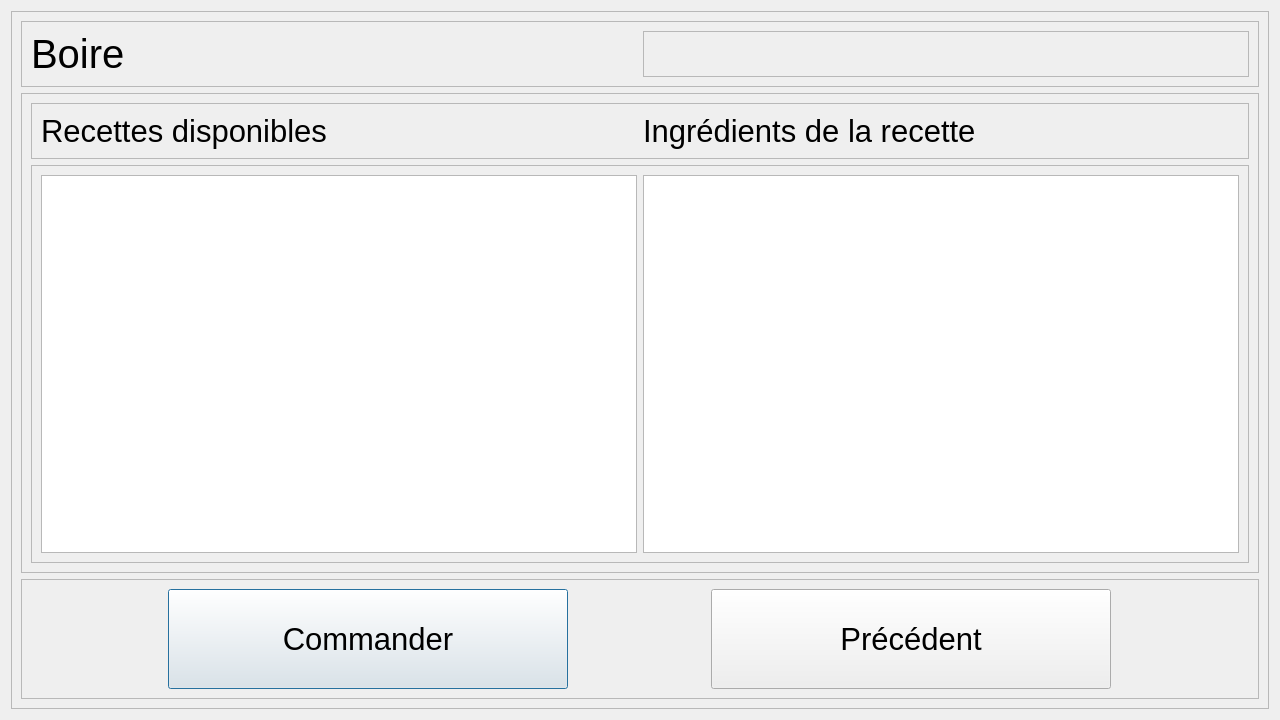
Above: Logiciel/pi_controller/HMI2/Boire.ui from emilerenaud/BartendUS-GROS4 before the change. Below: the same form after it.
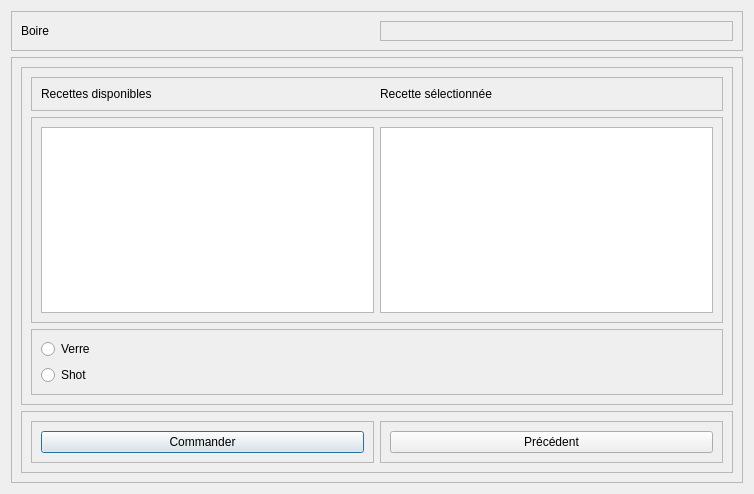
That is the form after the change.

```diff
--- a/Logiciel/pi_controller/HMI2/Boire.ui
+++ b/Logiciel/pi_controller/HMI2/Boire.ui
@@ -6,41 +6,20 @@
    <rect>
     <x>0</x>
     <y>0</y>
-    <width>1280</width>
-    <height>720</height>
+    <width>754</width>
+    <height>494</height>
    </rect>
   </property>
-  <property name="minimumSize">
-   <size>
-    <width>1280</width>
-    <height>720</height>
-   </size>
-  </property>
-  <property name="maximumSize">
-   <size>
-    <width>3000</width>
-    <height>3000</height>
-   </size>
-  </property>
   <property name="windowTitle">
    <string>Dialog</string>
   </property>
   <layout class="QVBoxLayout" name="verticalLayout">
    <item>
-    <widget class="QFrame" name="bas">
-     <property name="frameShape">
-      <enum>QFrame::StyledPanel</enum>
-     </property>
-     <property name="frameShadow">
-      <enum>QFrame::Raised</enum>
-     </property>
-     <layout class="QVBoxLayout" name="verticalLayout_2">
-      <item>
        <widget class="QFrame" name="haut">
         <property name="maximumSize">
          <size>
           <width>16777215</width>
-          <height>90</height>
+       <height>40</height>
          </size>
         </property>
         <property name="frameShape">
@@ -52,11 +31,6 @@
         <layout class="QHBoxLayout" name="horizontalLayout">
          <item>
           <widget class="QLabel" name="label">
-           <property name="font">
-            <font>
-             <pointsize>30</pointsize>
-            </font>
-           </property>
            <property name="text">
             <string>Boire</string>
            </property>
@@ -77,6 +51,15 @@
        </widget>
       </item>
       <item>
+    <widget class="QFrame" name="bas">
+     <property name="frameShape">
+      <enum>QFrame::StyledPanel</enum>
+     </property>
+     <property name="frameShadow">
+      <enum>QFrame::Raised</enum>
+     </property>
+     <layout class="QVBoxLayout" name="verticalLayout_2">
+      <item>
        <widget class="QFrame" name="haut_3">
         <property name="minimumSize">
          <size>
@@ -91,6 +74,32 @@
          <enum>QFrame::Raised</enum>
         </property>
         <layout class="QGridLayout" name="gridLayout_2">
+         <item row="3" column="0">
+          <widget class="QFrame" name="titre">
+           <property name="frameShape">
+            <enum>QFrame::StyledPanel</enum>
+           </property>
+           <property name="frameShadow">
+            <enum>QFrame::Raised</enum>
+           </property>
+           <layout class="QVBoxLayout" name="verticalLayout_7">
+            <item>
+             <widget class="QRadioButton" name="radioVerre">
+              <property name="text">
+               <string>Verre</string>
+              </property>
+             </widget>
+            </item>
+            <item>
+             <widget class="QRadioButton" name="radioShot">
+              <property name="text">
+               <string>Shot</string>
+              </property>
+             </widget>
+            </item>
+           </layout>
+          </widget>
+         </item>
          <item row="2" column="0">
           <widget class="QFrame" name="liste_deroulante">
            <property name="frameShape">
@@ -100,21 +109,6 @@
             <enum>QFrame::Raised</enum>
            </property>
            <layout class="QHBoxLayout" name="horizontalLayout_2">
-            <item>
-             <widget class="QListWidget" name="recettes_disponibles">
-              <property name="minimumSize">
-               <size>
-                <width>0</width>
-                <height>0</height>
-               </size>
-              </property>
-              <property name="font">
-               <font>
-                <pointsize>20</pointsize>
-               </font>
-              </property>
-             </widget>
-            </item>
             <item>
              <widget class="QListWidget" name="ingredients">
               <property name="minimumSize">
@@ -123,10 +117,15 @@
                 <height>0</height>
                </size>
               </property>
-              <property name="font">
-               <font>
-                <pointsize>20</pointsize>
-               </font>
+             </widget>
+            </item>
+            <item>
+             <widget class="QListWidget" name="recettes_disponibles">
+              <property name="minimumSize">
+               <size>
+                <width>0</width>
+                <height>0</height>
+               </size>
               </property>
              </widget>
             </item>
@@ -135,11 +134,6 @@
          </item>
          <item row="0" column="0">
           <widget class="QFrame" name="frame_4">
-           <property name="font">
-            <font>
-             <pointsize>23</pointsize>
-            </font>
-           </property>
            <property name="frameShape">
             <enum>QFrame::StyledPanel</enum>
            </property>
@@ -157,7 +151,7 @@
             <item row="0" column="1">
              <widget class="QLabel" name="label_3">
               <property name="text">
-               <string>Ingrédients de la recette</string>
+               <string>Recette sélectionnée</string>
               </property>
              </widget>
             </item>
@@ -169,16 +163,10 @@
       </item>
       <item>
        <widget class="QFrame" name="bas_2">
-        <property name="minimumSize">
-         <size>
-          <width>0</width>
-          <height>120</height>
-         </size>
-        </property>
         <property name="maximumSize">
          <size>
           <width>16777215</width>
-          <height>120</height>
+          <height>90</height>
          </size>
         </property>
         <property name="frameShape">
@@ -189,51 +177,41 @@
         </property>
         <layout class="QHBoxLayout" name="horizontalLayout_3">
          <item>
+          <widget class="QFrame" name="frame_2">
+           <property name="frameShape">
+            <enum>QFrame::StyledPanel</enum>
+           </property>
+           <property name="frameShadow">
+            <enum>QFrame::Raised</enum>
+           </property>
+           <layout class="QGridLayout" name="gridLayout">
+            <item row="0" column="0">
           <widget class="QPushButton" name="commander">
-           <property name="minimumSize">
-            <size>
-             <width>400</width>
-             <height>100</height>
-            </size>
-           </property>
-           <property name="maximumSize">
-            <size>
-             <width>400</width>
-             <height>100</height>
-            </size>
-           </property>
-           <property name="font">
-            <font>
-             <pointsize>23</pointsize>
-            </font>
-           </property>
            <property name="text">
             <string>Commander</string>
            </property>
           </widget>
          </item>
+           </layout>
+          </widget>
+         </item>
+         <item>
+          <widget class="QFrame" name="frame_3">
+           <property name="frameShape">
+            <enum>QFrame::StyledPanel</enum>
+           </property>
+           <property name="frameShadow">
+            <enum>QFrame::Raised</enum>
+           </property>
+           <layout class="QVBoxLayout" name="verticalLayout_3">
          <item>
           <widget class="QPushButton" name="precedent">
-           <property name="minimumSize">
-            <size>
-             <width>400</width>
-             <height>100</height>
-            </size>
-           </property>
-           <property name="maximumSize">
-            <size>
-             <width>400</width>
-             <height>100</height>
-            </size>
-           </property>
-           <property name="font">
-            <font>
-             <pointsize>23</pointsize>
-            </font>
-           </property>
            <property name="text">
             <string>Précédent</string>
            </property>
+             </widget>
+            </item>
+           </layout>
           </widget>
          </item>
         </layout>
```
Lines whose indentation alone changed are shown as unchanged.
